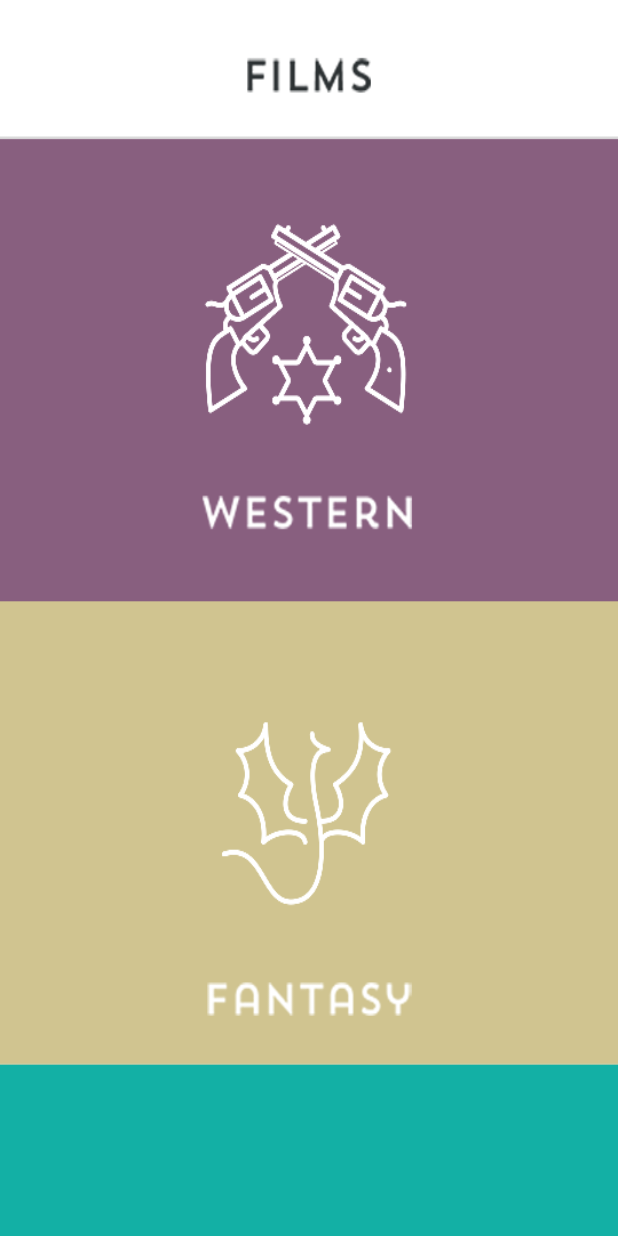
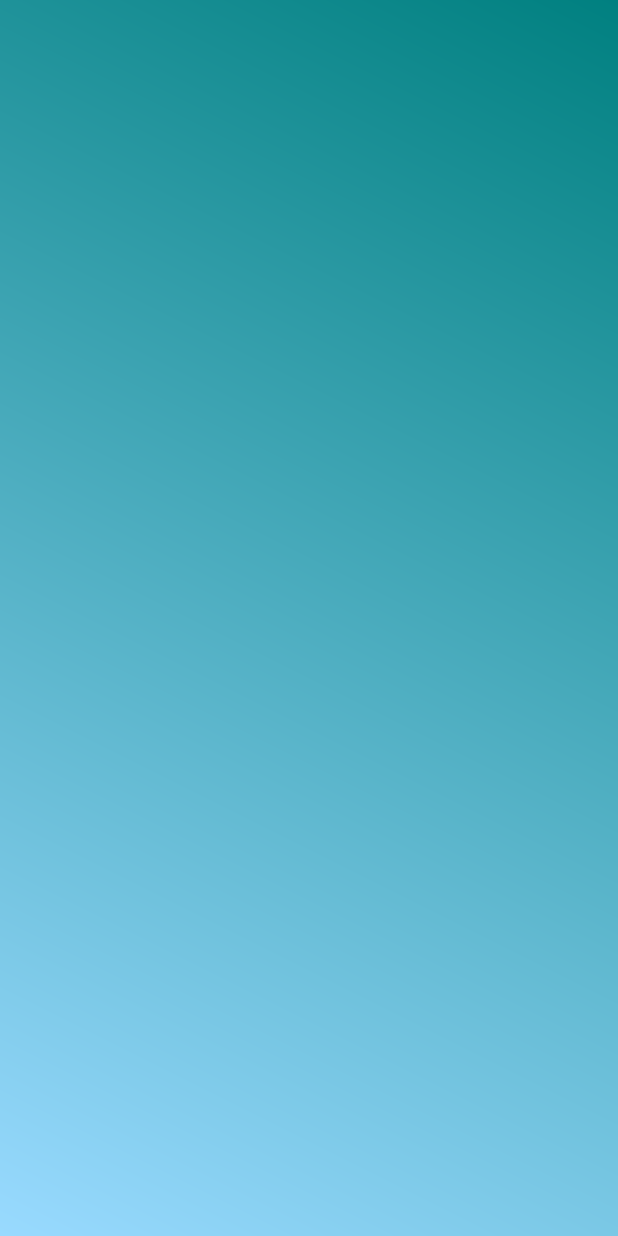
Before and after one commit to amy6/appTrivia, an Android app: the layout fragment_main.xml on its own in the app's theme, with its tools: preview values and no code run, on a phone screen of 412 x 824 dp. Run offline under Robolectric (Android 15) with nearby library versions, the phone set to English and light mode, and no system bars; plain views replace RevealFrameLayout.

Commit message:
add fragment page content

```diff
--- a/app/build.gradle
+++ b/app/build.gradle
@@ -19,6 +19,8 @@ android {
 }
 
 dependencies {
+    compile 'com.android.support:cardview-v7:27.1.0'
+    compile 'com.android.support:recyclerview-v7:27.1.0'
     compile 'com.github.yalantis:Side-Menu.Android:1.0.1'
     compile ('com.github.ozodrukh:CircularReveal:1.1.1@aar') {
         transitive = true;
--- /dev/null
+++ b/app/src/main/res/drawable/gradient_background.xml
@@ -0,0 +1,8 @@
+<?xml version="1.0" encoding="utf-8"?>
+<shape xmlns:android="http://schemas.android.com/apk/res/android" android:shape="rectangle" >
+    <gradient
+        android:type="linear"
+        android:startColor="#FF99DAFF"
+        android:endColor="#FF008080"
+        android:angle="45"/>
+</shape>
--- a/app/src/main/res/layout/fragment_main.xml
+++ b/app/src/main/res/layout/fragment_main.xml
@@ -1,20 +1,20 @@
 <?xml version="1.0" encoding="utf-8"?>
-<io.codetail.widget.RevealFrameLayout
-    xmlns:android="http://schemas.android.com/apk/res/android"
+<io.codetail.widget.RevealFrameLayout xmlns:android="http://schemas.android.com/apk/res/android"
     android:layout_width="match_parent"
-    android:layout_height="match_parent">
+    android:layout_height="match_parent"
+    xmlns:tools="http://schemas.android.com/tools">
 
     <FrameLayout
         android:id="@+id/container"
         android:layout_width="match_parent"
         android:layout_height="match_parent">
 
-        <ImageView
-            android:scaleType="fitXY"
-            android:id="@+id/image_content"
-            android:src="@drawable/content_films"
+        <android.support.v7.widget.RecyclerView
+            android:id="@+id/recyclerView"
             android:layout_width="match_parent"
-            android:layout_height="match_parent"/>
+            android:layout_height="match_parent"
+            tools:background="@drawable/gradient_background">
+        </android.support.v7.widget.RecyclerView>
 
     </FrameLayout>
 </io.codetail.widget.RevealFrameLayout>
```
Also changed, not shown: app/src/main/java/com/example/android/quiz/MainActivity.java (+19 -0 lines), app/src/main/java/com/example/android/quiz/Question.java (added, +20 -0 lines), app/src/main/java/com/example/android/quiz/QuestionCardAdapter.java (added, +49 -0 lines), app/src/main/java/com/example/android/quiz/QuestionViewHolder.java (added, +23 -0 lines), app/src/main/res/layout/card_item_layout.xml (added, +63 -0 lines), app/src/main/res/values/strings.xml (+13 -0 lines).
